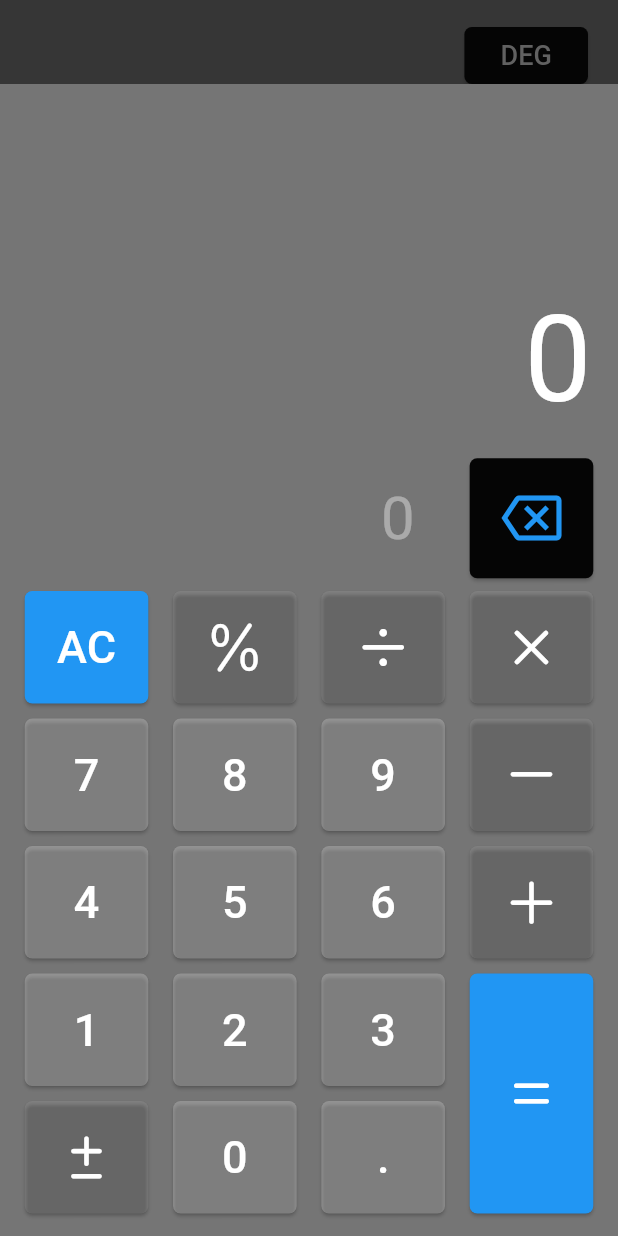
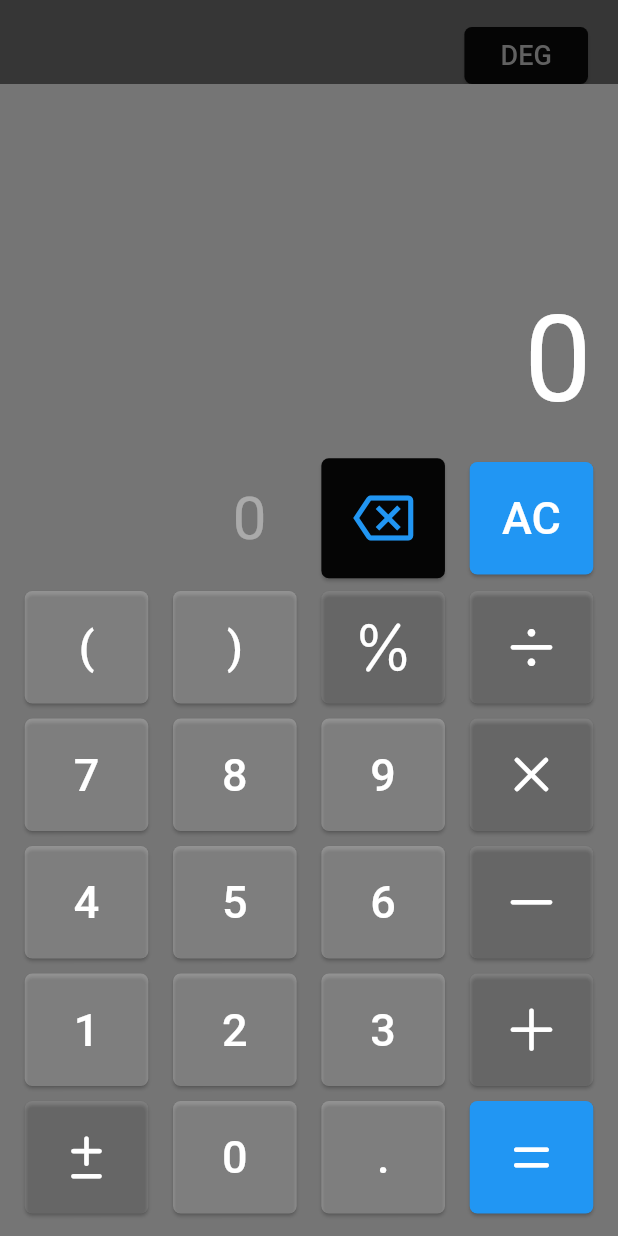
Before and after one commit to WhenLifeHandsYouLemons/FastCalc, a Flutter app: the screen it shows after launch, on a phone screen of 412 x 824 dp. Run offline on Flutter 3.47's test engine with Material 3 defaults, Android fonts, the phone set to English and light mode, and no system bars; our stand-ins replace math_expressions.

Commit message:
Design Overhaul: v2.2.0
- Buttons have been added, moved around, and generally improved.
- The text window is now properly scrollable and allows for only the text to be scrolled rather than also scrolling with the Backspace and Clear/AC buttons. Whoops!
- The Clear/AC button now actually does something different to the backspace button.
- Specify order of operations to your heart's content! (Brackets have been added)
- Closed #1

```diff
--- a/lib/calc_button_special.dart
+++ b/lib/calc_button_special.dart
@@ -1,8 +1,14 @@
 import 'package:flutter/material.dart';
 
-Widget calcButtonSpecial(Icon buttonText, Color buttonColor, double? size,
-    void Function()? buttonPressed, {BuildContext? context, double? height = 0}) {
-      buttonText = Icon(buttonText.icon, size: size, color: buttonText.color);
+Widget calcButtonSpecial(
+  Icon buttonText,
+  Color buttonColor,
+  double? size,
+  void Function()? buttonPressed, {
+  BuildContext? context,
+  double? height = 0,
+}) {
+  buttonText = Icon(buttonText.icon, size: size, color: buttonText.color);
   return Container(
     width: MediaQuery.of(context!).size.width * 0.2,
     height: height == 0 ? 80 : height,
@@ -10,10 +16,12 @@ Widget calcButtonSpecial(Icon buttonText, Color buttonColor, double? size,
     child: ElevatedButton(
       onPressed: buttonPressed,
       style: ElevatedButton.styleFrom(
-          shape: const RoundedRectangleBorder(
-              borderRadius: BorderRadius.all(Radius.circular(5))),
-          backgroundColor: buttonColor,
-          padding: const EdgeInsets.all(0)),
+        shape: const RoundedRectangleBorder(
+          borderRadius: BorderRadius.all(Radius.circular(5)),
+        ),
+        backgroundColor: buttonColor,
+        padding: const EdgeInsets.all(0),
+      ),
       child: buttonText,
     ),
   );
--- a/lib/calc_button_symbol.dart
+++ b/lib/calc_button_symbol.dart
@@ -1,21 +1,27 @@
 import 'package:flutter/cupertino.dart';
 import 'package:flutter/material.dart';
 
-Widget calcButtonSymbol(Icon buttonText, void Function()? buttonPressed,
-    {bool? important, BuildContext? context}) {
+Widget calcButtonSymbol(
+  Icon buttonText,
+  void Function()? buttonPressed, {
+  bool? important,
+  BuildContext? context,
+}) {
   buttonText = Icon(buttonText.icon, size: 40, color: Colors.white);
 
   return Container(
     width: MediaQuery.of(context!).size.width * 0.2,
-    height: buttonText.icon == CupertinoIcons.equal ? 160 : 75,
+    height: buttonText.icon == CupertinoIcons.equal ? 75 : 75,
     padding: const EdgeInsets.all(0),
     child: ElevatedButton(
       onPressed: buttonPressed,
       style: ElevatedButton.styleFrom(
-          shape: const RoundedRectangleBorder(
-              borderRadius: BorderRadius.all(Radius.circular(5))),
-          backgroundColor: important == true ? Colors.blue : Colors.white10,
-          padding: const EdgeInsets.all(0)),
+        shape: const RoundedRectangleBorder(
+          borderRadius: BorderRadius.all(Radius.circular(5)),
+        ),
+        backgroundColor: important == true ? Colors.blue : Colors.white10,
+        padding: const EdgeInsets.all(0),
+      ),
       child: buttonText,
     ),
   );
--- a/lib/calc_button_text.dart
+++ b/lib/calc_button_text.dart
@@ -1,21 +1,30 @@
 import 'package:flutter/material.dart';
 
 Widget calcButtonText(
-    String buttonText, double? size, void Function()? function,
-    {Color? buttonColor = Colors.white24, Color? textColor = Colors.white, BuildContext? context}) {
+  String buttonText,
+  double? size,
+  void Function()? function, {
+  Color? buttonColor = Colors.white24,
+  Color? textColor = Colors.white,
+  BuildContext? context,
+}) {
   return Container(
     width: MediaQuery.of(context!).size.width * 0.2,
-    height: buttonText == '=' ? 150 : 75,
+    height: 75,
     padding: const EdgeInsets.all(0),
     child: ElevatedButton(
       onPressed: function,
       style: ElevatedButton.styleFrom(
-          shape: const RoundedRectangleBorder(
-              borderRadius: BorderRadius.all(Radius.circular(5))),
-          backgroundColor: buttonColor,
-          padding: const EdgeInsets.all(0)),
-      child: Text(buttonText,
-          style: TextStyle(fontSize: size, color: textColor)),
+        shape: const RoundedRectangleBorder(
+          borderRadius: BorderRadius.all(Radius.circular(5)),
+        ),
+        backgroundColor: buttonColor,
+        padding: const EdgeInsets.all(0),
+      ),
+      child: Text(
+        buttonText,
+        style: TextStyle(fontSize: size, color: textColor),
+      ),
     ),
   );
 }
--- a/lib/calculator_view.dart
+++ b/lib/calculator_view.dart
@@ -8,7 +8,7 @@ import 'package:flutter/material.dart';
 import 'package:math_expressions/math_expressions.dart';
 
 class CalculatorView extends StatefulWidget {
-  const CalculatorView({Key? key}) : super(key: key);
+  const CalculatorView({super.key});
 
   @override
   State<CalculatorView> createState() => _CalculatorViewState();
@@ -23,7 +23,7 @@ class _CalculatorViewState extends State<CalculatorView> {
   String clearButton = "AC";
   String angleMode = "DEG";
 
-  changeAngleMode() {
+  void changeAngleMode() {
     setState(() {
       if (angleMode == "DEG") {
         angleMode = "RAD";
@@ -33,7 +33,7 @@ class _CalculatorViewState extends State<CalculatorView> {
     });
   }
 
-  buttonPressed(String buttonText) {
+  void buttonPressed(String buttonText) {
     // used to check if the result contains a decimal
     String doesContainDecimal(dynamic result) {
       if (result.toString().contains('.')) {
@@ -122,10 +122,14 @@ class _CalculatorViewState extends State<CalculatorView> {
         actions: [
           Padding(
             padding: const EdgeInsets.only(top: 18.0),
-              child: calcButtonText(angleMode, 18, () => changeAngleMode(),
+            child: calcButtonText(
+              angleMode,
+              18,
+              () => changeAngleMode(),
               buttonColor: CustomColors.black,
               textColor: Colors.grey[700],
-                  context: context),
+              context: context,
+            ),
             // child: Text('DEG', style: TextStyle(color: Colors.white38)),
           ),
           const SizedBox(width: 20),
@@ -137,20 +141,29 @@ class _CalculatorViewState extends State<CalculatorView> {
           children: [
             Align(
               alignment: Alignment.bottomRight,
-                child: SingleChildScrollView(
-                  scrollDirection: Axis.horizontal,
               child: Column(
                 crossAxisAlignment: CrossAxisAlignment.end,
                 children: [
                   Row(
                     mainAxisAlignment: MainAxisAlignment.start,
                     children: <Widget>[
-                            Padding(
+                      Expanded(
+                        child: Padding(
                           padding: const EdgeInsets.all(1),
-                                child: Text(result,
+                          child: SingleChildScrollView(
+                            scrollDirection: Axis.horizontal,
+                            reverse: true,
+                            child: Text(
+                              result,
                               textAlign: TextAlign.left,
                               style: const TextStyle(
-                                        color: Colors.white, fontSize: 80))),
+                                color: Colors.white,
+                                fontSize: 80,
+                              ),
+                            ),
+                          ),
+                        ),
+                      ),
                       SizedBox(width: innerPaddingAmount),
                     ],
                   ),
@@ -159,150 +172,223 @@ class _CalculatorViewState extends State<CalculatorView> {
                     mainAxisAlignment: MainAxisAlignment.spaceEvenly,
                     children: [
                       SizedBox(width: innerPaddingAmount),
+                      // Clear button moved to right of backspace
+                      calcButtonText(
+                        clearButton,
+                        30,
+                        () => buttonPressed('AC'),
+                        buttonColor: Colors.blue,
+                        context: context,
+                      ),
+                      SizedBox(width: innerPaddingAmount),
+                      // Backspace button
                       calcButtonSpecial(
-                                  const Icon(Icons.backspace_outlined,
-                                      color: Colors.blue, size: 30),
+                        const Icon(
+                          Icons.backspace_outlined,
+                          color: Colors.blue,
+                          size: 30,
+                        ),
                         CustomColors.black,
                         40,
                         () => buttonPressed('⌫'),
-                                  context: context),
+                        context: context,
+                      ),
                       SizedBox(width: innerPaddingAmount),
-                              Padding(
+                      Expanded(
+                        child: Padding(
                           padding: const EdgeInsets.all(20),
-                                child: Text(equation,
+                          child: SingleChildScrollView(
+                            scrollDirection: Axis.horizontal,
+                            reverse: true,
+                            child: Text(
+                              equation,
                               style: const TextStyle(
                                 fontSize: 40,
                                 color: Colors.white38,
-                                    )),
                               ),
-                            ])
-                      ]),
+                            ),
+                          ),
+                        ),
+                      ),
+                    ],
+                  ),
+                ],
               ),
             ),
 
-// Past this is the calculator buttons
-
-              Row(mainAxisAlignment: MainAxisAlignment.center, children: [
-                SizedBox(width: innerPaddingAmount),
-                Column(children: [
-                  Row(children: [
-                    calcButtonText(clearButton, 30, () => buttonPressed('AC'),
-                        buttonColor: Colors.blue, context: context),
-                    SizedBox(width: innerPaddingAmount),
-                    calcButtonSymbol(const Icon(CupertinoIcons.percent),
-                        () => buttonPressed('%'),
-                        context: context),
-                    SizedBox(width: innerPaddingAmount),
-                    calcButtonSymbol(const Icon(CupertinoIcons.divide),
-                        () => buttonPressed('÷'),
-                        context: context),
-                  ]),
-                ]),
-                SizedBox(width: innerPaddingAmount),
-                calcButtonSymbol(const Icon(CupertinoIcons.multiply),
-                    () => buttonPressed('×'),
-                    context: context),
-                SizedBox(width: innerPaddingAmount),
-              ]),
-              const SizedBox(height: 10),
-
-              Row(mainAxisAlignment: MainAxisAlignment.center, children: [
-                SizedBox(width: innerPaddingAmount),
-                Column(children: [
-                  Row(children: [
-                    calcButtonText('7', 30, () => buttonPressed('7'),
-                        context: context),
-                    SizedBox(width: innerPaddingAmount),
-                    calcButtonText('8', 30, () => buttonPressed('8'),
-                        context: context),
-                    SizedBox(width: innerPaddingAmount),
-                    calcButtonText('9', 30, () => buttonPressed('9'),
-                        context: context),
-                  ]),
-                ]),
-                SizedBox(width: innerPaddingAmount),
-                calcButtonSymbol(
-                    const Icon(CupertinoIcons.minus), () => buttonPressed('-'),
-                    context: context),
-                SizedBox(width: innerPaddingAmount),
-              ]),
-              const SizedBox(height: 10),
-
+            // Calculator buttons
             Row(
               mainAxisAlignment: MainAxisAlignment.center,
               children: [
                 SizedBox(width: innerPaddingAmount),
-                  Column(
-                    children: [
-                      Row(
-                        children: [
-                          calcButtonText('4', 30, () => buttonPressed('4'),
-                              context: context),
+                calcButtonText(
+                  '(',
+                  30,
+                  () => buttonPressed('('),
+                  context: context,
+                ),
                 SizedBox(width: innerPaddingAmount),
-                          calcButtonText('5', 30, () => buttonPressed('5'),
-                              context: context),
-                          SizedBox(width: innerPaddingAmount),
-                          calcButtonText('6', 30, () => buttonPressed('6'),
-                              context: context),
-                        ],
-                      )
-                    ],
+                calcButtonText(
+                  ')',
+                  30,
+                  () => buttonPressed(')'),
+                  context: context,
                 ),
                 SizedBox(width: innerPaddingAmount),
                 calcButtonSymbol(
-                      const Icon(CupertinoIcons.add), () => buttonPressed('+'),
-                      context: context),
+                  const Icon(CupertinoIcons.percent),
+                  () => buttonPressed('%'),
+                  context: context,
+                ),
+                SizedBox(width: innerPaddingAmount),
+                calcButtonSymbol(
+                  const Icon(CupertinoIcons.divide),
+                  () => buttonPressed('÷'),
+                  context: context,
+                ),
                 SizedBox(width: innerPaddingAmount),
               ],
             ),
             const SizedBox(height: 10),
-              // calculator number buttons
-
             Row(
               mainAxisAlignment: MainAxisAlignment.center,
               children: [
                 SizedBox(width: innerPaddingAmount),
-                  Column(
-                    children: [
-                      Row(
-                        children: [
-                          calcButtonText('1', 30, () => buttonPressed('1'),
-                              context: context),
+                calcButtonText(
+                  '7',
+                  30,
+                  () => buttonPressed('7'),
+                  context: context,
+                ),
                 SizedBox(width: innerPaddingAmount),
-                          calcButtonText('2', 30, () => buttonPressed('2'),
-                              context: context),
+                calcButtonText(
+                  '8',
+                  30,
+                  () => buttonPressed('8'),
+                  context: context,
+                ),
                 SizedBox(width: innerPaddingAmount),
-                          calcButtonText('3', 30, () => buttonPressed('3'),
-                              context: context),
+                calcButtonText(
+                  '9',
+                  30,
+                  () => buttonPressed('9'),
+                  context: context,
+                ),
+                SizedBox(width: innerPaddingAmount),
+                calcButtonSymbol(
+                  const Icon(CupertinoIcons.multiply),
+                  () => buttonPressed('×'),
+                  context: context,
+                ),
+                SizedBox(width: innerPaddingAmount),
               ],
             ),
             const SizedBox(height: 10),
             Row(
-                        mainAxisAlignment: MainAxisAlignment.spaceEvenly,
+              mainAxisAlignment: MainAxisAlignment.center,
               children: [
-                          calcButtonSymbol(const Icon(CupertinoIcons.plusminus),
-                              () => buttonPressed('±'),
-                              context: context),
                 SizedBox(width: innerPaddingAmount),
-                          calcButtonText('0', 30, () => buttonPressed('0'),
-                              context: context),
+                calcButtonText(
+                  '4',
+                  30,
+                  () => buttonPressed('4'),
+                  context: context,
+                ),
                 SizedBox(width: innerPaddingAmount),
-                          calcButtonText('.', 30, () => buttonPressed('.'),
-                              context: context),
+                calcButtonText(
+                  '5',
+                  30,
+                  () => buttonPressed('5'),
+                  context: context,
+                ),
+                SizedBox(width: innerPaddingAmount),
+                calcButtonText(
+                  '6',
+                  30,
+                  () => buttonPressed('6'),
+                  context: context,
+                ),
+                SizedBox(width: innerPaddingAmount),
+                calcButtonSymbol(
+                  const Icon(CupertinoIcons.minus),
+                  () => buttonPressed('-'),
+                  context: context,
+                ),
+                SizedBox(width: innerPaddingAmount),
               ],
             ),
+            const SizedBox(height: 10),
+            Row(
+              mainAxisAlignment: MainAxisAlignment.center,
+              children: [
+                SizedBox(width: innerPaddingAmount),
+                calcButtonText(
+                  '1',
+                  30,
+                  () => buttonPressed('1'),
+                  context: context,
+                ),
+                SizedBox(width: innerPaddingAmount),
+                calcButtonText(
+                  '2',
+                  30,
+                  () => buttonPressed('2'),
+                  context: context,
+                ),
+                SizedBox(width: innerPaddingAmount),
+                calcButtonText(
+                  '3',
+                  30,
+                  () => buttonPressed('3'),
+                  context: context,
+                ),
+                SizedBox(width: innerPaddingAmount),
+                calcButtonSymbol(
+                  const Icon(CupertinoIcons.add),
+                  () => buttonPressed('+'),
+                  context: context,
+                ),
+                SizedBox(width: innerPaddingAmount),
               ],
             ),
+            const SizedBox(height: 10),
+            Row(
+              mainAxisAlignment: MainAxisAlignment.center,
+              children: [
                 SizedBox(width: innerPaddingAmount),
-                  calcButtonSymbol(const Icon(CupertinoIcons.equal),
+                calcButtonSymbol(
+                  const Icon(CupertinoIcons.plusminus),
+                  () => buttonPressed('±'),
+                  context: context,
+                ),
+                SizedBox(width: innerPaddingAmount),
+                calcButtonText(
+                  '0',
+                  30,
+                  () => buttonPressed('0'),
+                  context: context,
+                ),
+                SizedBox(width: innerPaddingAmount),
+                calcButtonText(
+                  '.',
+                  30,
+                  () => buttonPressed('.'),
+                  context: context,
+                ),
+                SizedBox(width: innerPaddingAmount),
+                calcButtonSymbol(
+                  const Icon(CupertinoIcons.equal),
                   () => buttonPressed('='),
-                      important: true, context: context),
+                  important: true,
+                  context: context,
+                ),
                 SizedBox(width: innerPaddingAmount),
               ],
             ),
             const SizedBox(height: 15),
           ],
         ),
-        ));
+      ),
+    );
   }
 }
--- a/lib/main.dart
+++ b/lib/main.dart
@@ -6,15 +6,13 @@ void main() {
 }
 
 class MyApp extends StatelessWidget {
-  const MyApp({Key? key}) : super(key: key);
+  const MyApp({super.key});
 
   @override
   Widget build(BuildContext context) {
     return MaterialApp(
       title: 'FastCalc',
-      theme: ThemeData(
-        primarySwatch: Colors.blue,
-      ),
+      theme: ThemeData(primarySwatch: Colors.blue),
       debugShowCheckedModeBanner: false,
       home: const CalculatorView(),
     );
```
Also changed, not shown: pubspec.yaml (+10 -10 lines), lib/colours.dart (line endings or trailing spaces), pubspec.lock, 55 other files. Lines whose indentation alone changed are shown as unchanged.
